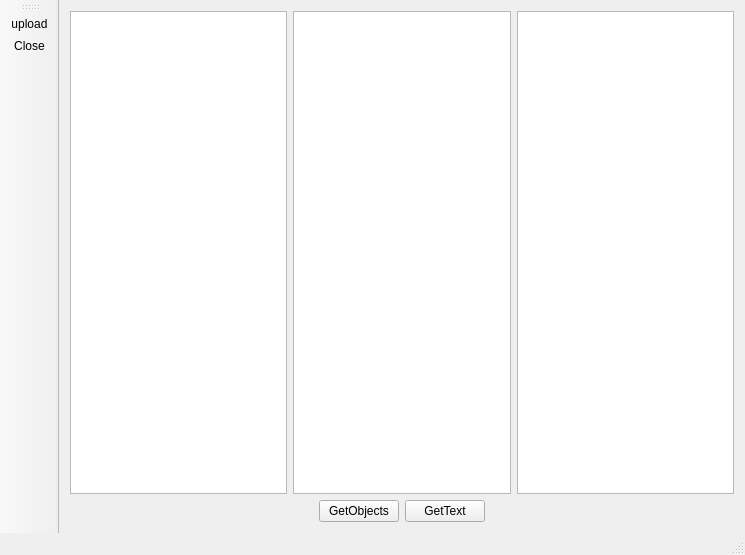
This is mainwindow.ui in mchelali/TextDetection as Qt 5 draws it before an edit. The edited form follows.
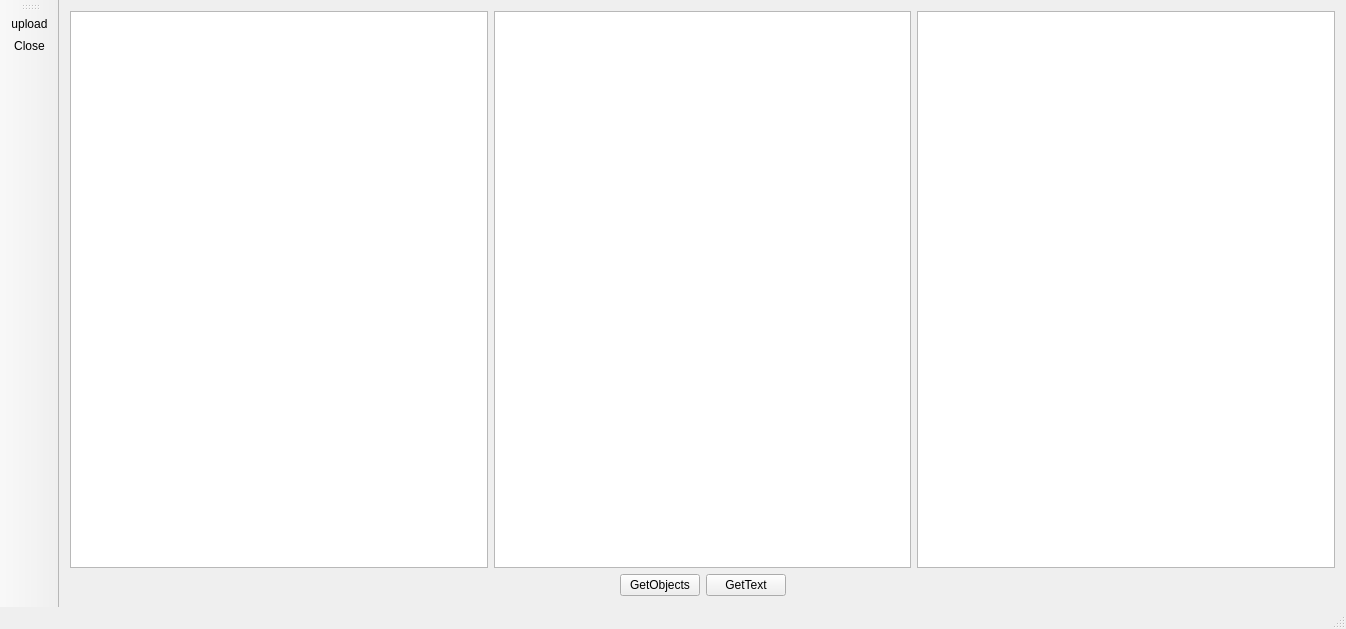
This is the edited form.

```diff
--- a/mainwindow.ui
+++ b/mainwindow.ui
@@ -6,8 +6,8 @@
    <rect>
     <x>0</x>
     <y>0</y>
-    <width>745</width>
-    <height>555</height>
+    <width>1346</width>
+    <height>629</height>
    </rect>
   </property>
   <property name="windowTitle">
```
Left out of the diff: 2 changed lines with no effect on the pictures.
